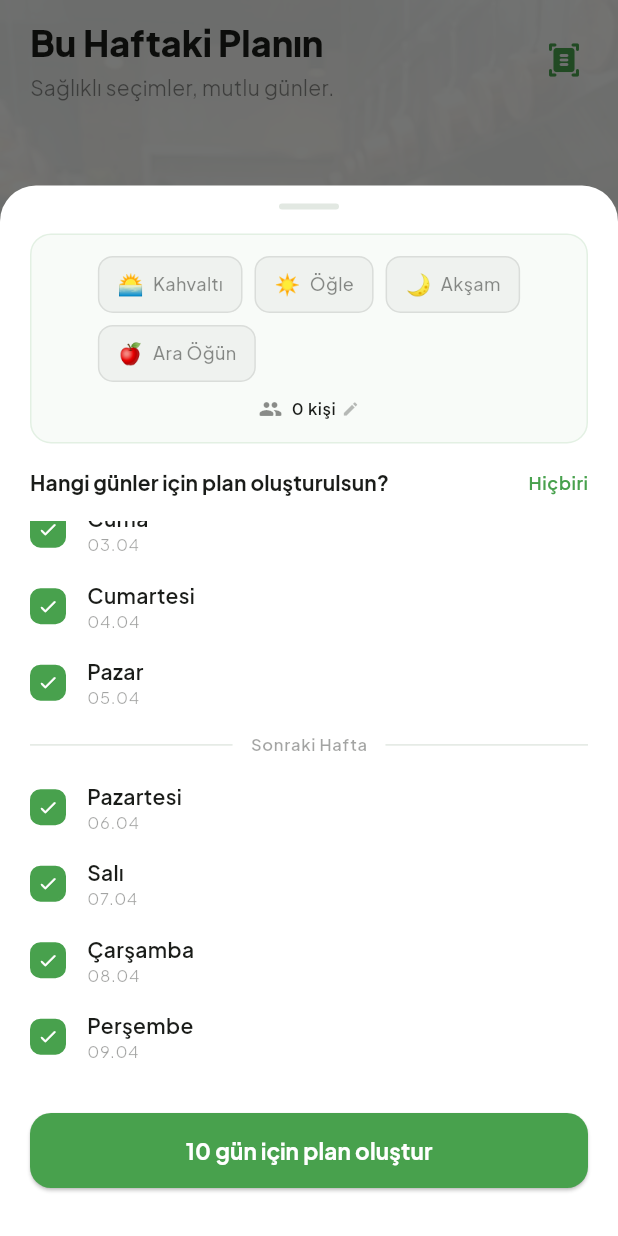
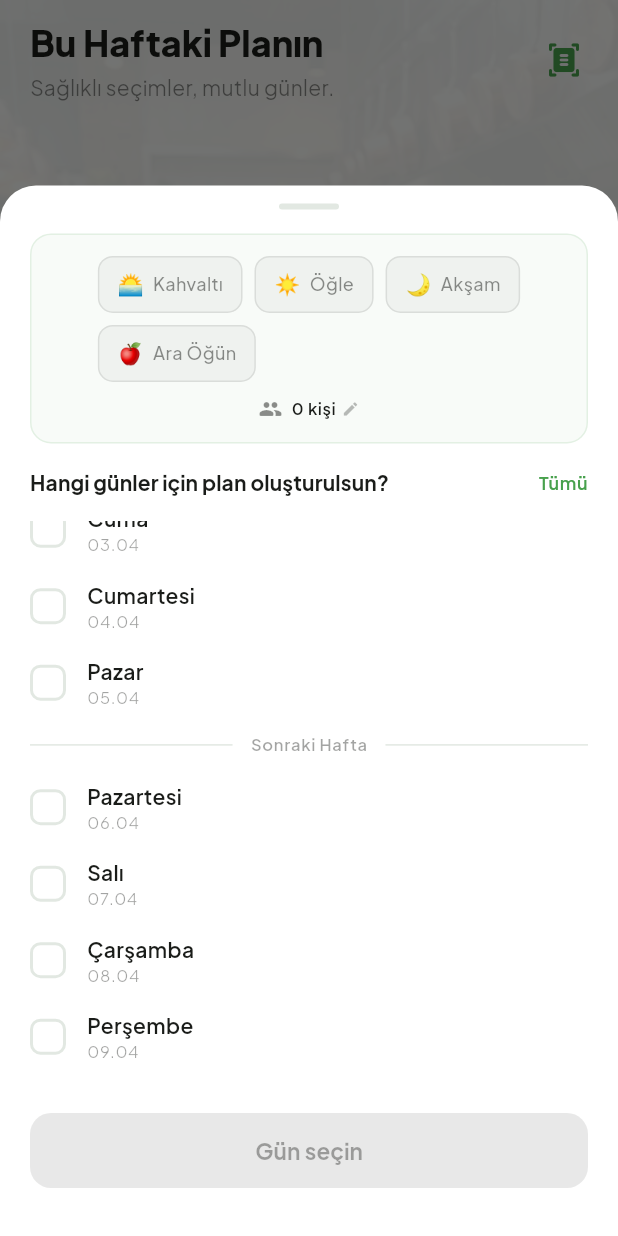
Before and after one commit to anielyavuz/ceptesef, a Flutter app: the HomeScreen screen opened directly, after a tap on "Plan Oluştur", on a phone screen of 412 x 824 dp. Run offline on Flutter 3.47's test engine with Material 3 defaults, Android fonts, the phone set to English and light mode, and no system bars; our stand-ins replace cloud_firestore, firebase_auth, firebase_core, firebase_messaging, flutter_local_notifications, google_fonts and 6 more; accounts and stored records are empty; network calls fail.

Commit message:
Gün seçiminde otomatik seçimi kaldır
Boş gelecek günler artık otomatik check'lenmiyor.
Kullanıcı hangi günlere plan istediğini kendisi seçer.
Önceden tüm boş günler seçili geliyordu, bu istenmeyen
günlere de plan oluşturulmasına sebep oluyordu.

Co-Authored-By: Claude Opus 4.6 (1M context) <noreply@anthropic.com>

```diff
--- a/lib/features/meal_plan/widgets/day_selection_sheet.dart
+++ b/lib/features/meal_plan/widgets/day_selection_sheet.dart
@@ -139,11 +139,7 @@ class _DaySelectionSheetState extends State<DaySelectionSheet> {
       );
       _days.add(info);
 
-      if (!isPast && !dateDay.isBefore(DateTime(start.year, start.month, start.day))) {
-        if (existingMealCount == 0) {
-          _selected.add(i);
-        }
-      }
+      // Otomatik seçim yok — kullanıcı hangi günleri istediğini kendisi seçsin
     }
   }
 
```
